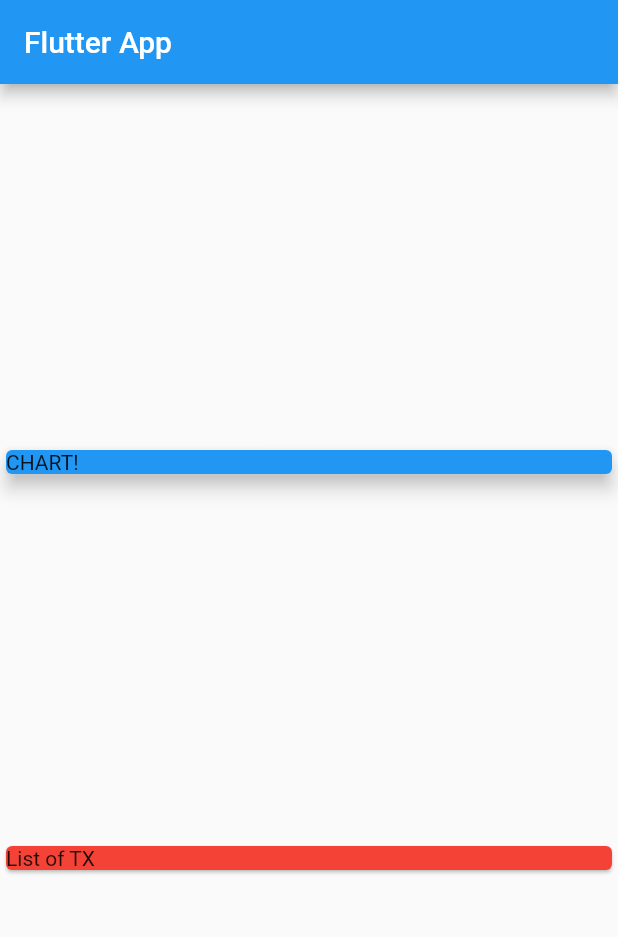
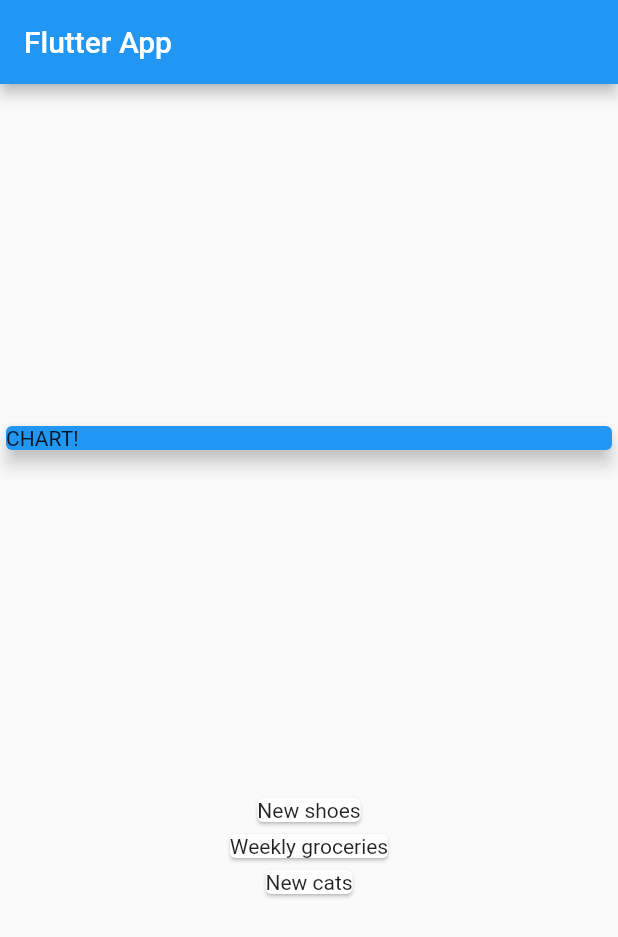
Before and after one commit to Mafe0394/expenses_planner, a Flutter app: the screen it shows after launch, on a phone screen of 412 x 824 dp. Shown: the top 937 px of the screen. Run offline on Flutter 3.47's test engine with Material 2 defaults, Android fonts, the phone set to English and light mode, and no system bars.

Commit message:
Mapping Transactions in a list of cards

```diff
--- a/lib/main.dart
+++ b/lib/main.dart
@@ -56,10 +56,13 @@ class MyHomePage extends StatelessWidget {
               elevation: 5,
             ),
           ),
-          Card(
-            child: Text('List of TX'),
-            color: Colors.red,
-          ),
+          Column(
+            children: transactions.map((transaction) {
+              return Card(
+                child: Text(transaction.title),
+              );
+            }).toList(),// map of transactions
+          )
         ],
       ),
     );
```
